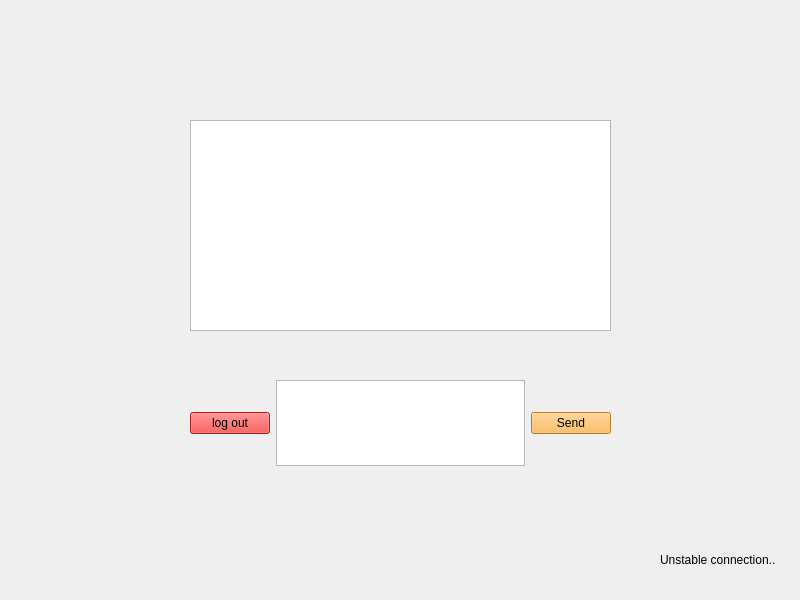
Qt form client/ui/mainwindow.ui (apat1n/vAU) before a commit.
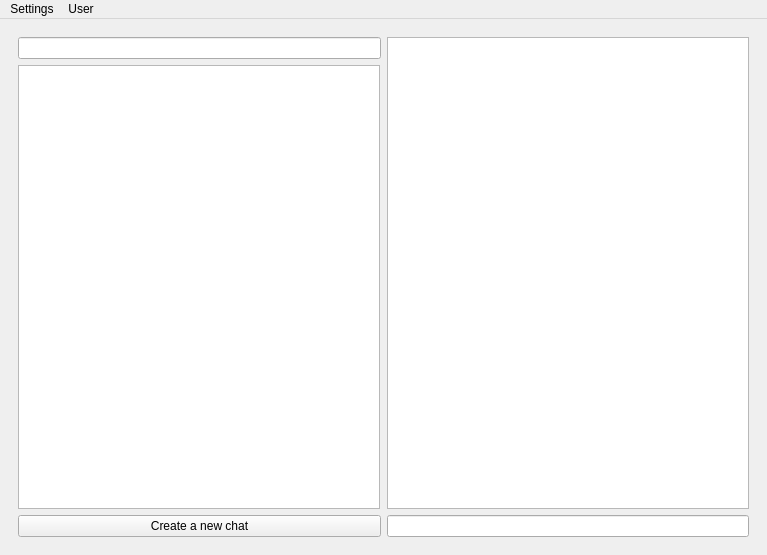
The same form after that commit. The open tabs and pages were chosen to show the change.

The edit to the form file:
```diff
--- a/client/ui/mainwindow.ui
+++ b/client/ui/mainwindow.ui
@@ -6,39 +6,39 @@
    <rect>
     <x>0</x>
     <y>0</y>
-    <width>800</width>
-    <height>600</height>
+    <width>767</width>
+    <height>555</height>
    </rect>
   </property>
   <property name="windowTitle">
    <string>MainWindow</string>
   </property>
   <widget class="QWidget" name="centralwidget">
+   <layout class="QGridLayout" name="gridLayout_2">
+    <item row="0" column="0">
    <widget class="QStackedWidget" name="stackedWidget">
-    <property name="geometry">
-     <rect>
-      <x>0</x>
-      <y>0</y>
-      <width>801</width>
-      <height>581</height>
-     </rect>
-    </property>
     <property name="styleSheet">
      <string notr="true"/>
     </property>
     <property name="currentIndex">
-     <number>0</number>
+       <number>1</number>
     </property>
     <widget class="QWidget" name="authorization">
-     <widget class="QWidget" name="verticalLayoutWidget">
-      <property name="geometry">
-       <rect>
-        <x>270</x>
-        <y>160</y>
-        <width>258</width>
-        <height>339</height>
-       </rect>
-      </property>
+       <layout class="QHBoxLayout" name="horizontalLayout">
+        <item>
+         <spacer name="horizontalSpacer">
+          <property name="orientation">
+           <enum>Qt::Horizontal</enum>
+          </property>
+          <property name="sizeHint" stdset="0">
+           <size>
+            <width>40</width>
+            <height>20</height>
+           </size>
+          </property>
+         </spacer>
+        </item>
+        <item>
       <layout class="QVBoxLayout" name="verticalLayout">
        <item alignment="Qt::AlignHCenter">
         <widget class="QLabel" name="labelLogin">
@@ -101,99 +101,48 @@
         </widget>
        </item>
       </layout>
-     </widget>
-    </widget>
-    <widget class="QWidget" name="chat">
-     <property name="palette">
-      <palette>
-       <active/>
-       <inactive/>
-       <disabled/>
-      </palette>
-     </property>
-     <widget class="QWidget" name="horizontalLayoutWidget_2">
-      <property name="geometry">
-       <rect>
-        <x>190</x>
-        <y>380</y>
-        <width>421</width>
-        <height>86</height>
-       </rect>
-      </property>
-      <layout class="QHBoxLayout" name="horizontalLayout_2">
-       <item>
-        <widget class="QPushButton" name="signOut">
-         <property name="styleSheet">
-          <string notr="true">background-color: rgb(239, 41, 41);</string>
-         </property>
-         <property name="text">
-          <string>log out</string>
-         </property>
-        </widget>
        </item>
        <item>
-        <widget class="QTextEdit" name="inputText"/>
-       </item>
-       <item>
-        <widget class="QPushButton" name="SendButton">
-         <property name="styleSheet">
-          <string notr="true">background-color: rgb(252, 175, 62);</string>
-         </property>
-         <property name="text">
-          <string>Send</string>
-         </property>
-        </widget>
-       </item>
-      </layout>
-     </widget>
-     <widget class="QTextBrowser" name="debugText">
-      <property name="geometry">
-       <rect>
-        <x>190</x>
-        <y>120</y>
-        <width>421</width>
-        <height>211</height>
-       </rect>
-      </property>
-     </widget>
-     <widget class="QLabel" name="labelUnstableConnection">
-      <property name="geometry">
-       <rect>
-        <x>660</x>
-        <y>550</y>
-        <width>131</width>
+         <spacer name="horizontalSpacer_2">
+          <property name="orientation">
+           <enum>Qt::Horizontal</enum>
+          </property>
+          <property name="sizeHint" stdset="0">
+           <size>
+            <width>40</width>
         <height>20</height>
-       </rect>
-      </property>
-      <property name="text">
-       <string>Unstable connection..</string>
-      </property>
-     </widget>
+           </size>
+          </property>
+         </spacer>
+        </item>
+       </layout>
     </widget>
     <widget class="QWidget" name="page">
-     <widget class="QWidget" name="gridLayoutWidget">
-      <property name="geometry">
-       <rect>
-        <x>30</x>
-        <y>10</y>
-        <width>731</width>
-        <height>561</height>
-       </rect>
-      </property>
+       <layout class="QGridLayout" name="gridLayout_3">
+        <item row="0" column="0">
       <layout class="QGridLayout" name="gridLayout">
-       <item row="0" column="0">
-        <widget class="QLineEdit" name="search"/>
-       </item>
-       <item row="0" column="1" rowspan="2">
-        <widget class="QListWidget" name="chatView"/>
-       </item>
-       <item row="2" column="1">
+          <item row="3" column="4">
         <widget class="QLineEdit" name="messageTextField"/>
        </item>
-       <item row="1" column="0">
-        <widget class="QListWidget" name="chatMenu"/>
-       </item>
-       <item row="2" column="0">
+          <item row="0" column="4" rowspan="3">
+           <widget class="QListWidget" name="chatView"/>
+          </item>
+          <item row="0" column="3" rowspan="4">
+           <layout class="QVBoxLayout" name="verticalLayout_3">
+            <item>
+             <widget class="QLineEdit" name="search"/>
+            </item>
+            <item>
+             <widget class="QListWidget" name="chatMenu">
+              <property name="maximumSize">
+               <size>
+                <width>362</width>
+                <height>16777215</height>
+               </size>
+              </property>
+             </widget>
+            </item>
+            <item>
         <widget class="QPushButton" name="createChatButton">
          <property name="text">
           <string>Create a new chat</string>
@@ -201,20 +150,52 @@
         </widget>
        </item>
       </layout>
-     </widget>
-    </widget>
-   </widget>
+          </item>
+         </layout>
+        </item>
+       </layout>
+      </widget>
+     </widget>
+    </item>
+   </layout>
   </widget>
   <widget class="QMenuBar" name="menubar">
    <property name="geometry">
     <rect>
      <x>0</x>
      <y>0</y>
-     <width>800</width>
+     <width>767</width>
      <height>22</height>
     </rect>
    </property>
-  </widget>
+   <widget class="QMenu" name="menuSettings">
+    <property name="title">
+     <string>Settings</string>
+    </property>
+    <addaction name="actionDark_Theme"/>
+   </widget>
+   <widget class="QMenu" name="menuLog_Out">
+    <property name="title">
+     <string>User</string>
+    </property>
+    <addaction name="actionLog_Out"/>
+   </widget>
+   <addaction name="menuSettings"/>
+   <addaction name="menuLog_Out"/>
+  </widget>
+  <action name="actionDark_Theme">
+   <property name="checkable">
+    <bool>true</bool>
+   </property>
+   <property name="text">
+    <string>Dark Theme</string>
+   </property>
+  </action>
+  <action name="actionLog_Out">
+   <property name="text">
+    <string>Log Out</string>
+   </property>
+  </action>
  </widget>
  <resources/>
  <connections/>
```
Lines whose indentation alone changed are shown as unchanged.
